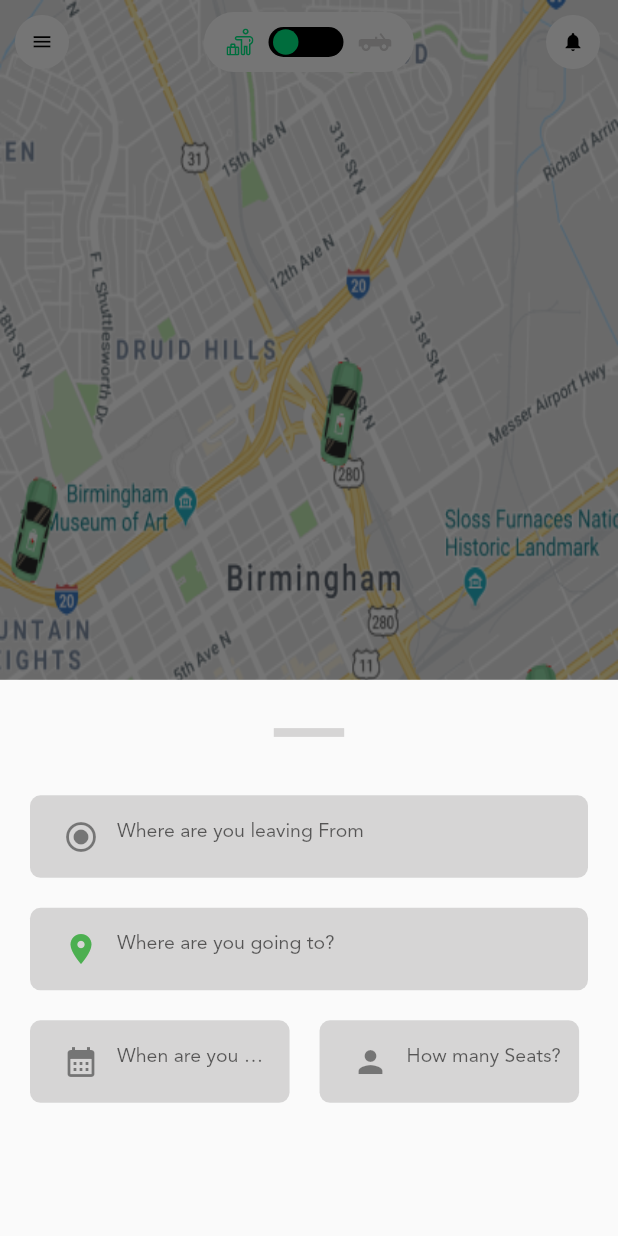
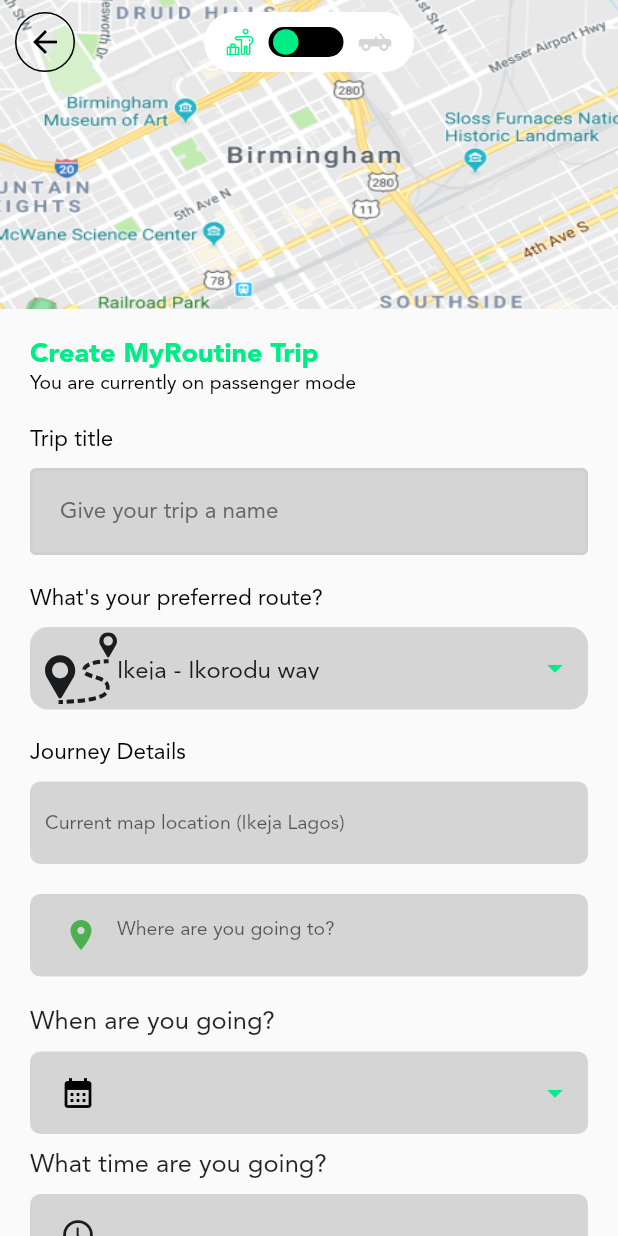
Before and after one commit to quadextech/My-Route, a Flutter app: the screen it shows after launch, on a phone screen of 412 x 824 dp. Run offline on Flutter 3.47's test engine with Material 2 defaults, Android fonts, the phone set to English and light mode, and no system bars; our stand-ins replace date_format, flutter_svg, image_picker.

Commit message:
started create routine trips flow

```diff
--- a/lib/constants/app_color.dart
+++ b/lib/constants/app_color.dart
@@ -1,7 +1,8 @@
 import 'package:flutter/material.dart';
 
-  const primaryColor = Color.fromRGBO(0, 237, 133, 1);
-   const secondaryColor = Color.fromARGB(255, 242, 154, 72);
-   Color white = Colors.white;
-   Color black = Colors.black;
-   Color grey = const Color.fromARGB(207, 206, 205, 205);
+const primaryColor = Color.fromRGBO(0, 237, 133, 1);
+const secondaryColor = Color.fromARGB(255, 242, 154, 72);
+Color white = Colors.white;
+Color black = Colors.black;
+Color grey = const Color.fromARGB(207, 206, 205, 205);
+Color hintColor = Color.fromARGB(255, 110, 102, 102);
--- a/lib/constants/app_image.dart
+++ b/lib/constants/app_image.dart
@@ -20,3 +20,5 @@ const svgroute = 'assets/images/gis_route.svg';
 const svgmytitleCar = 'assets/images/titleCar.svg';
 const svgmyRides = 'assets/images/myRides.svg';
 const svgsroutine = 'assets/images/material-symbols_routine-outline.svg';
+const routine = 'assets/images/routine.png';
+const map = 'assets/images/map.png';
--- /dev/null
+++ b/lib/constants/textstyle.dart
@@ -0,0 +1,23 @@
+import 'package:flutter/material.dart';
+
+headline1(color) {
+  return TextStyle( fontFamily: "Avenir", fontSize:20, fontWeight:FontWeight.bold, color:color);
+}
+headline2(color) {
+  return TextStyle( fontFamily: "Avenir", fontSize:18, fontWeight:FontWeight.w600, color:color);
+}
+headline3(color) {
+  return TextStyle( fontFamily: "Avenir", fontSize:15, fontWeight:FontWeight.bold, color:color);
+}
+body1(color) {
+  return TextStyle( fontFamily: "Avenir", fontSize:20,  color:color);
+}
+body2(color) {
+  return TextStyle( fontFamily: "Avenir", fontSize:18, color:color);
+}
+body3(color) {
+  return TextStyle( fontFamily: "Avenir", fontSize:15, color:color);
+}
+body4(color) {
+  return TextStyle( fontFamily: "Avenir", fontSize:13, color:color);
+}
--- a/lib/features/onboarding/onboarding.dart
+++ b/lib/features/onboarding/onboarding.dart
@@ -1,5 +1,4 @@
 import 'package:flutter/material.dart';
-import 'package:myroute/constants/constant.dart';
 import '../../constants/app_color.dart';
 import '../../constants/app_image.dart';
 import '../../flows/registration/Reg_global_File/App_button.dart';
--- a/lib/flows/PassengerBookingFlow/global_file/globalDropTextField.dart
+++ b/lib/flows/PassengerBookingFlow/global_file/globalDropTextField.dart
@@ -1,18 +1,16 @@
 import 'package:flutter/material.dart';
+import 'package:myroute/constants/textstyle.dart';
 
 import '../../../constants/app_color.dart';
 
 class GlobalDroptextField extends StatefulWidget {
-  Widget prificIcon;
-  String? selected;
-  List? listTextFied;
+  final Widget prificIcon;
 
-  GlobalDroptextField(
-      {this.selected,
-      this.listTextFied,
-      required this.prificIcon,
+   String? selected;
+ final List? listTextFied;
 
-      Key? key})
+   GlobalDroptextField(
+      {this.selected, this.listTextFied, required this.prificIcon, Key? key, })
       : super(key: key);
 
   @override
@@ -25,11 +23,7 @@ class _DroptextFieldState extends State<GlobalDroptextField> {
     return Container(
       height: 55,
       decoration: BoxDecoration(
-        color: grey,
-        borderRadius: BorderRadius.circular(12),
-        border: null
-
-      ),
+          color: grey, borderRadius: BorderRadius.circular(12), border: null),
       child: Padding(
         padding: const EdgeInsets.symmetric(horizontal: 10),
         child: Center(
@@ -51,9 +45,10 @@ class _DroptextFieldState extends State<GlobalDroptextField> {
                 .toList(),
             // ignore: prefer_const_constructors
             decoration: InputDecoration(
-              prefixIcon: widget.prificIcon,
-              border: InputBorder.none,
-            ),
+                contentPadding: EdgeInsets.all(20),
+                prefixIcon: widget.prificIcon,
+                border: InputBorder.none,
+               ),
           ),
         ),
       ),
--- a/lib/flows/PassengerBookingFlow/view/SearchingAvailableRide/SearchingAvailbleRides.dart
+++ b/lib/flows/PassengerBookingFlow/view/SearchingAvailableRide/SearchingAvailbleRides.dart
@@ -1,4 +1,3 @@
-import 'package:flutter/cupertino.dart';
 import 'package:flutter/material.dart';
 import 'package:myroute/flows/PassengerBookingFlow/view/select_car_preferences/select_car_preference.dart';
 import '../../../../constants/app_color.dart';
@@ -17,7 +16,6 @@ class _SearchingRideState extends State<SearchingRide> {
 
   @override
   void didChangeDependencies() {
-    // TODO: implement initState
     super.didChangeDependencies();
     Future.delayed(Duration(seconds: 6), () {
 
--- /dev/null
+++ b/lib/flows/routine_trips_flow/create_routine_trip.dart
@@ -0,0 +1,348 @@
+import 'package:date_format/date_format.dart';
+import 'package:flutter/material.dart';
+import 'package:flutter_svg/flutter_svg.dart';
+import 'package:intl/intl.dart';
+import 'package:myroute/constants/app_image.dart';
+import 'package:myroute/constants/textstyle.dart';
+import 'package:myroute/flows/PassengerBookingFlow/global_file/global_file.dart';
+import 'package:myroute/flows/registration/Reg_global_File/back_button.dart';
+import 'package:myroute/flows/registration/Reg_global_File/globalfile.dart';
+import 'package:myroute/flows/routine_trips_flow/widgets/textfield_widget.dart';
+
+import '../../constants/app_color.dart';
+import '../PassengerBookingFlow/global_file/swicher.dart';
+import '../PassengerBookingFlow/view/select_car_preferences/models/BorderButton.dart';
+
+class CreateRoutineTrip extends StatefulWidget {
+  const CreateRoutineTrip({super.key});
+
+  @override
+  State<CreateRoutineTrip> createState() => _CreateRoutineTripState();
+}
+
+class _CreateRoutineTripState extends State<CreateRoutineTrip> {
+  final tripTitleController = TextEditingController();
+  final preferredRouteController = TextEditingController();
+  final goingToEditingController = TextEditingController();
+  final currentMapController = TextEditingController();
+  final dateController = TextEditingController();
+  final timeController = TextEditingController();
+  int numberOfSeats = 1;
+
+  String? _setTime, _setDate;
+
+  String? _hour, _minute, _time;
+
+  String? dateTime;
+
+  DateTime selectedDate = DateTime.now();
+
+  TimeOfDay selectedTime = const TimeOfDay(hour: 00, minute: 00);
+  Future<Null> _selectDate(BuildContext context) async {
+    final DateTime? picked = await showDatePicker(
+        context: context,
+        initialDate: selectedDate,
+        initialDatePickerMode: DatePickerMode.day,
+        firstDate: DateTime(2015),
+        lastDate: DateTime(2101));
+    if (picked != null) {
+      setState(() {
+        selectedDate = picked;
+        dateController.text = DateFormat.yMd().format(selectedDate);
+      });
+    }
+  }
+
+  Future<Null> _selectTime(BuildContext context) async {
+    final TimeOfDay? picked = await showTimePicker(
+      context: context,
+      initialTime: selectedTime,
+    );
+    if (picked != null) {
+      setState(() {
+        selectedTime = picked;
+        _hour = selectedTime.hour.toString();
+        _minute = selectedTime.minute.toString();
+        _time = '${_hour!} : ${_minute!}';
+        timeController.text = _time!;
+        timeController.text = formatDate(
+            DateTime(2019, 08, 1, selectedTime.hour, selectedTime.minute),
+            [hh, ':', nn, " ", am]).toString();
+      });
+    }
+  }
+
+  @override
+  void dispose() {
+    super.dispose();
+    tripTitleController.dispose();
+    preferredRouteController.dispose();
+    goingToEditingController.dispose();
+    currentMapController.dispose();
+  }
+
+  @override
+  Widget build(BuildContext context) {
+    final size = MediaQuery.of(context).size;
+    return Scaffold(
+        extendBodyBehindAppBar: true,
+        appBar: AppBar(
+          centerTitle: true,
+          title: const Swicher(),
+          elevation: 0,
+          backgroundColor: Colors.transparent,
+          leading: AppBackButton(),
+        ),
+        body: SingleChildScrollView(physics: const BouncingScrollPhysics(),
+          child: Column(
+            crossAxisAlignment: CrossAxisAlignment.start,
+            children: [
+              SizedBox(
+                  height: size.height * 0.25,
+                  width: double.infinity,
+                  child:
+                      Image.asset('assets/images/map.png', fit: BoxFit.fill)),
+              const SizedBox(height: 20),
+              Padding(
+                padding: const EdgeInsets.symmetric(horizontal: 20.0),
+                child: Column(
+                  crossAxisAlignment: CrossAxisAlignment.start,
+                  children: [
+                    Text(
+                      'Create MyRoutine Trip',
+                      style: headline2(primaryColor),
+                    ),
+                    Text(
+                      'You are currently on passenger mode',
+                      style: body4(black),
+                    ),
+                    const SizedBox(height: 20),
+                    Text('Trip title', style: body3(black)),
+                    const SizedBox(height: 10),
+                    RoutineTextField(
+                        controller: tripTitleController,
+                        hint: 'Give your trip a name'),
+                    const SizedBox(height: 20),
+                    Text('What\'s your preferred route?', style: body3(black)),
+                    const SizedBox(height: 10),
+                    GlobalDroptextField(
+                        prificIcon: SvgPicture.asset(svgroute),
+                        selected: 'Ikeja - Ikorodu way',
+                        listTextFied: const [
+                          'Ikeja - Ikorodu way',
+                          "Ikeja - Express way",
+                          "Ibadan Express way",
+                          "BolaLe Street",
+                        ]),
+                    const SizedBox(height: 20),
+                    Text('Journey Details', style: body3(black)),
+                    const SizedBox(height: 10),
+                    GlobaltextField(
+                        controller: currentMapController,
+                        preficIcon:
+                            const Icon(Icons.radio_button_checked_outlined),
+                        label: "Current map location (Ikeja Lagos)"),
+                    const SizedBox(
+                      height: 20,
+                    ),
+                    GlobaltextField(
+                        keyboardType: TextInputType.none,
+                        u: true,
+                        controller: goingToEditingController,
+                        preficIcon: const Icon(
+                          Icons.location_on,
+                          color: Colors.green,
+                        ),
+                        label: "Where are you going to?"),
+                        const SizedBox(height: 20),
+                    const Text(
+                      'When are you going?',
+                      style: TextStyle(
+                        fontSize: 17,
+                        fontWeight: FontWeight.w500,
+                      ),
+                    ),
+                    const SizedBox(height: 10),
+                    Container(
+                      height: 55,
+                      decoration: BoxDecoration(
+                        borderRadius: BorderRadius.circular(7),
+                        color: grey,
+                      ),
+                      child: InkWell(
+                        onTap: () {
+                          _selectDate(context);
+                        },
+                        child: Padding(
+                          padding: const EdgeInsets.symmetric(horizontal: 10),
+                          child: Row(
+                            children: [
+                              const SizedBox(
+                                width: 10,
+                              ),
+                              Icon(
+                                Icons.calendar_month,
+                                color: black,
+                              ),
+                              Expanded(
+                                child: Container(
+                                  width: 100,
+                                  height: 55,
+                                  alignment: Alignment.center,
+                                  child: TextFormField(
+                                    style: const TextStyle(fontSize: 15),
+                                    textAlign: TextAlign.center,
+                                    enabled: false,
+                                    keyboardType: TextInputType.text,
+                                    controller: dateController,
+                                    onSaved: (val) {
+                                      _setDate = val;
+                                    },
+                                    decoration: const InputDecoration(
+                                      disabledBorder: UnderlineInputBorder(
+                                        borderSide: BorderSide.none,
+                                      ),
+                                      // labelText: 'Time',
+                                      contentPadding: EdgeInsets.only(top: 0.0),
+                                    ),
+                                  ),
+                                ),
+                              ),
+                              const SizedBox(
+                                width: 180,
+                              ),
+                              const Icon(
+                                Icons.arrow_drop_down,
+                                color: primaryColor,
+                              ),
+                            ],
+                          ),
+                        ),
+                      ),
+                    ),
+                    const SizedBox(height: 10),
+                    const Text(
+                      'What time are you going?',
+                      style: TextStyle(
+                        fontSize: 17,
+                        fontWeight: FontWeight.w500,
+                      ),
+                    ),
+                    const SizedBox(height: 10),
+                    Container(
+                      decoration: BoxDecoration(
+                        borderRadius: BorderRadius.circular(7),
+                        color: grey,
+                      ),
+                      child: InkWell(
+                        onTap: () {
+                          _selectTime(context);
+                        },
+                        child: Padding(
+                          padding: const EdgeInsets.symmetric(horizontal: 10),
+                          child: Row(
+                            children: [
+                              const SizedBox(
+                                width: 10,
+                              ),
+                              const Icon(
+                                Icons.access_time,
+                              ),
+                              Container(
+                                width: 100,
+                                height: 55,
+                                alignment: Alignment.center,
+                                decoration: BoxDecoration(
+                                    borderRadius: BorderRadius.circular(12),
+                                    border: null),
+                                child: TextFormField(
+                                  style: const TextStyle(fontSize: 15),
+                                  textAlign: TextAlign.center,
+                                  onSaved: (val) {
+                                    _setTime = val;
+                                  },
+                                  enabled: false,
+                                  keyboardType: TextInputType.text,
+                                  controller: timeController,
+                                  decoration: const InputDecoration(
+                                    disabledBorder: UnderlineInputBorder(
+                                      borderSide: BorderSide.none,
+                                    ),
+                                    // labelText: 'Time',
+                                    contentPadding: EdgeInsets.all(5),
+                                  ),
+                                ),
+                              ),
+                            ],
+                          ),
+                        ),
+                      ),
+                    ),
+                    const SizedBox(height: 20),
+                              const Text(
+                                'How many seats are you booking?',
+                                style: TextStyle(
+                                  fontSize: 17,
+                                  fontWeight: FontWeight.w500,
+                                ),
+                              ),
+                              const SizedBox(height: 10),
+                    Container(
+                        height: 55,
+                        decoration: BoxDecoration(
+                          borderRadius: BorderRadius.circular(7),
+                          color: grey,
+                        ),
+                        child: Padding(
+                          padding: const EdgeInsets.only(left: 20),
+                          child: Row(
+                            children: [
+                              BorderButton(
+                                  backgroundColor: grey,
+                                  color: Colors.black45,
+                                  onTap: () {
+                                    setState(() {
+                                      while (true) {
+                                        if (numberOfSeats == 1) {
+                                          break;
+                                        } else {
+                                          numberOfSeats--;
+                                        }
+                                      }
+                                    });
+                                  },
+                                  Icons: Icons.horizontal_rule,
+                                  size: 25),
+                              const SizedBox(
+                                width: 14,
+                              ),
+                              Text(
+                                '$numberOfSeats',
+                                style: const TextStyle(
+                                  fontSize: 20,
+                                ),
+                              ),
+                              const SizedBox(
+                                width: 14,
+                              ),
+                              BorderButton(
+                                  backgroundColor: grey,
+                                  color: Colors.black45,
+                                  onTap: () {
+                                    setState(() {
+                                      numberOfSeats++;
+                                    });
+                                  },
+                                  Icons: Icons.add,
+                                  size: 25),
+                            ],
+                          ),
+                        )),
+                  ],
+                ),
+              )
+            ],
+          ),
+        ));
+  }
+}
--- /dev/null
+++ b/lib/flows/routine_trips_flow/widgets/textfield_widget.dart
@@ -0,0 +1,35 @@
+import 'package:flutter/material.dart';
+import 'package:myroute/constants/textstyle.dart';
+
+import '../../../constants/app_color.dart';
+
+class RoutineTextField extends StatelessWidget {
+  final String hint;
+  final TextEditingController controller;
+  const RoutineTextField(
+      {required this.hint, required this.controller, super.key});
+
+  @override
+  Widget build(BuildContext context) {
+    return TextField(cursorColor: black,
+
+      controller: controller,
+      decoration: InputDecoration(contentPadding: EdgeInsets.all(20),
+        hintText: hint,
+        hintStyle: body3(hintColor),
+        filled: true,
+        fillColor: grey,
+        enabledBorder: OutlineInputBorder(
+            borderSide: BorderSide(
+          width: 2,
+          color: grey,
+        )),
+       focusedBorder: OutlineInputBorder(
+            borderSide: BorderSide(
+          width: 2,
+          color: grey,
+        )),
+      ),
+    );
+  }
+}
--- a/lib/main.dart
+++ b/lib/main.dart
@@ -2,9 +2,12 @@ import 'package:flutter/material.dart';
 import 'package:myroute/flows/Splash/views/splash.dart';
 import 'package:myroute/flows/onboarding/onboarding.dart';
 import 'package:date_format/date_format.dart';
+import 'package:myroute/flows/routine_trips_flow/create_routine_ride.dart';
 import 'features/onboarding/onboarding.dart';
 import 'flows/PassengerBookingFlow/view/BookRideHomePage/BookRideHomePage.dart';
 import 'package:provider/provider.dart';
+
+import 'flows/routine_trips_flow/create_routine_trip.dart';
 
 
 void main() {
@@ -23,7 +26,7 @@ class MyApp extends StatelessWidget {
         primarySwatch: Colors.blue,
         fontFamily: "Avenir",
       ),
-      home: BottomNav(),
+      home: CreateRoutineTrip(),
     );
   }
 }
```
Also changed, not shown: lib/flows/registration/Add_ProficPic/views/add_profile_pic.dart (+16 -26 lines), lib/flows/routine_trips_flow/create_routine_ride.dart (added, +95 -0 lines), assets/images/map.png (added), assets/images/routine.png (added), pubspec.lock.
